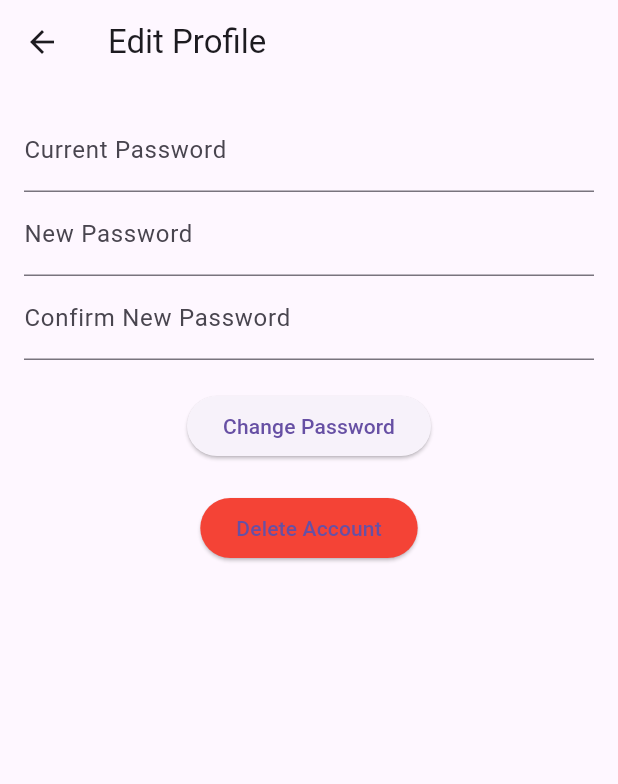
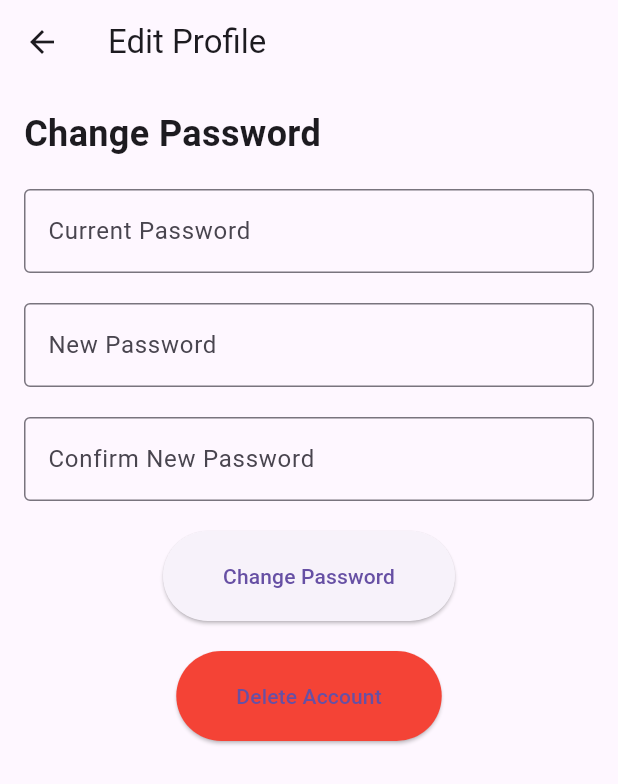
Before and after one commit to Susadi11/Flutter-Expense-Tracker, a Flutter app: the EditProfile screen opened directly with empty values, on a phone screen of 412 x 824 dp. Shown: the top 784 px of the screen. Run offline on Flutter 3.47's test engine with Material 3 defaults, Android fonts, the phone set to English and light mode, and no system bars; our stand-ins replace connectivity_plus, firebase_auth, firebase_core, fluttertoast, font_awesome_flutter, google_sign_in and 4 more; accounts and stored records are empty.

Commit message:
update edit profile

```diff
--- a/frontend/lib/edit_profile.dart
+++ b/frontend/lib/edit_profile.dart
@@ -133,15 +133,27 @@ class _EditProfileState extends State<EditProfile> {
       appBar: AppBar(
         title: const Text('Edit Profile'),
       ),
-      body: Padding(
+      body: SingleChildScrollView(
         padding: const EdgeInsets.all(16.0),
         child: Form(
           key: _formKey,
           child: Column(
+            crossAxisAlignment: CrossAxisAlignment.start,
             children: [
+              Text(
+                'Change Password',
+                style: TextStyle(
+                  fontSize: 24,
+                  fontWeight: FontWeight.bold,
+                ),
+              ),
+              const SizedBox(height: 20),
               TextFormField(
                 controller: _passwordController,
-                decoration: const InputDecoration(labelText: 'Current Password'),
+                decoration: const InputDecoration(
+                  labelText: 'Current Password',
+                  border: OutlineInputBorder(),
+                ),
                 obscureText: true,
                 validator: (value) {
                   if (value == null || value.isEmpty) {
@@ -150,9 +162,13 @@ class _EditProfileState extends State<EditProfile> {
                   return null;
                 },
               ),
+              const SizedBox(height: 20),
               TextFormField(
                 controller: _newPasswordController,
-                decoration: const InputDecoration(labelText: 'New Password'),
+                decoration: const InputDecoration(
+                  labelText: 'New Password',
+                  border: OutlineInputBorder(),
+                ),
                 obscureText: true,
                 validator: (value) {
                   if (value == null || value.isEmpty) {
@@ -161,9 +177,13 @@ class _EditProfileState extends State<EditProfile> {
                   return null;
                 },
               ),
+              const SizedBox(height: 20),
               TextFormField(
                 controller: _confirmNewPasswordController,
-                decoration: const InputDecoration(labelText: 'Confirm New Password'),
+                decoration: const InputDecoration(
+                  labelText: 'Confirm New Password',
+                  border: OutlineInputBorder(),
+                ),
                 obscureText: true,
                 validator: (value) {
                   if (value == null || value.isEmpty) {
@@ -173,15 +193,25 @@ class _EditProfileState extends State<EditProfile> {
                 },
               ),
               const SizedBox(height: 20),
-              ElevatedButton(
-                onPressed: _changePassword,
-                child: const Text('Change Password'),
+              Center(
+                child: ElevatedButton(
+                  onPressed: _changePassword,
+                  style: ElevatedButton.styleFrom(
+                    padding: EdgeInsets.symmetric(horizontal: 40, vertical: 20),
+                  ),
+                  child: const Text('Change Password'),
+                ),
               ),
               const SizedBox(height: 20),
-              ElevatedButton(
-                onPressed: _deleteAccount,
-                style: ElevatedButton.styleFrom(backgroundColor: Colors.red),
-                child: const Text('Delete Account'),
+              Center(
+                child: ElevatedButton(
+                  onPressed: _deleteAccount,
+                  style: ElevatedButton.styleFrom(
+                    padding: EdgeInsets.symmetric(horizontal: 40, vertical: 20),
+                    backgroundColor: Colors.red,
+                  ),
+                  child: const Text('Delete Account'),
+                ),
               ),
             ],
           ),
```
